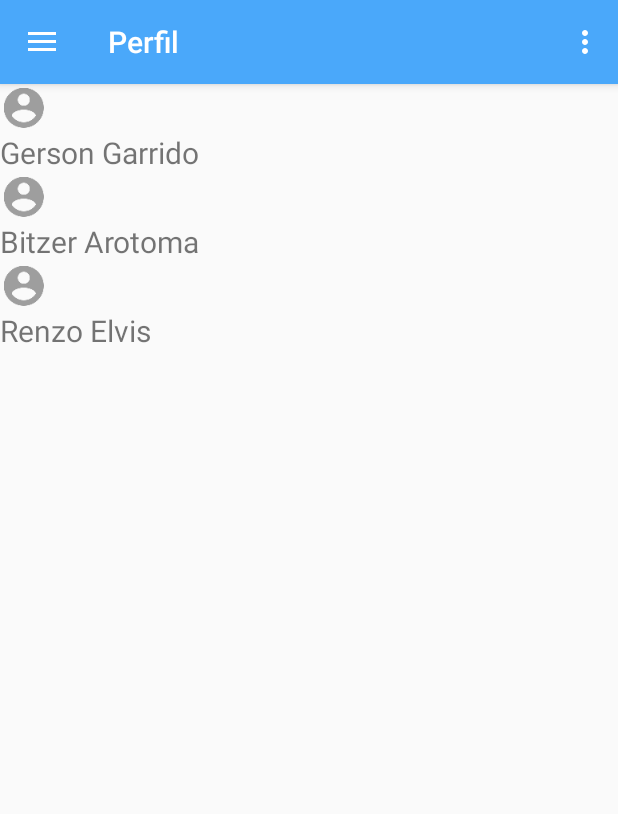
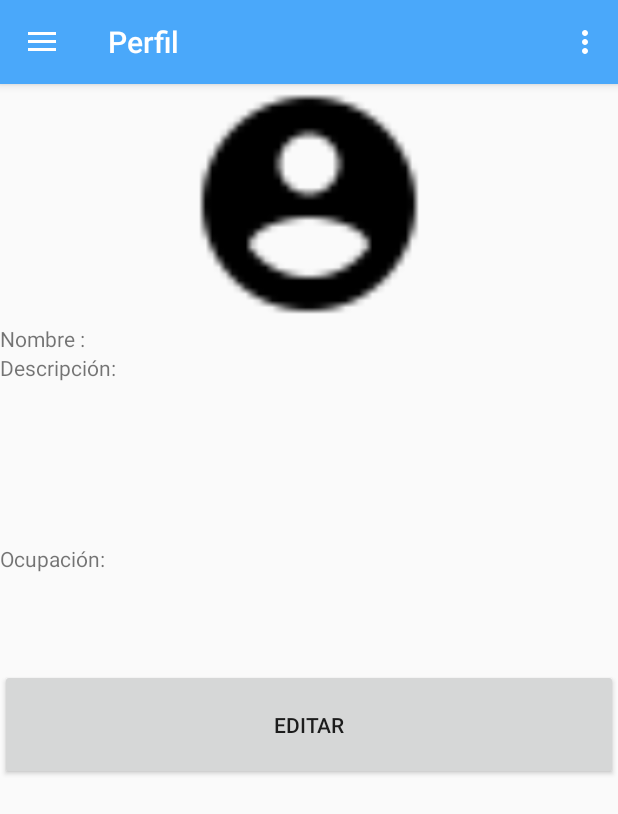
Before and after one commit to gersongams/TucuTeam, an Android app: the screen it shows after launch once a user with an empty profile is signed in (NavigationDrawer), after a tap on "Perfil", on a phone screen of 412 x 824 dp. Shown: the top 814 px of the screen. Run offline under Robolectric (Android 15) with nearby library versions, the phone set to English and light mode, and no system bars; our stand-ins replace Firebase (no records; nobody signed in at launch, a user with empty details on screens opened directly); 1 statement that could not run was skipped; 1 other tap on this screen came first.

Commit message:
Agregando Perfil ....

```diff
--- a/app/src/main/java/pe/ggarridomuni/tucuteam/NavigationDrawer.java
+++ b/app/src/main/java/pe/ggarridomuni/tucuteam/NavigationDrawer.java
@@ -23,6 +23,7 @@ import com.google.firebase.auth.FirebaseAuth;
 import pe.ggarridomuni.tucuteam.fragment.ContactosFragment;
 import pe.ggarridomuni.tucuteam.fragment.MisPostsFragmentLista;
 import pe.ggarridomuni.tucuteam.fragment.MisTopPostsFragmentLista;
+import pe.ggarridomuni.tucuteam.fragment.PerfilFragment;
 import pe.ggarridomuni.tucuteam.fragment.Posts;
 import pe.ggarridomuni.tucuteam.fragment.RecentPostsFragmentLista;
 
@@ -34,10 +35,9 @@ public class NavigationDrawer extends AppCompatActivity
         super.onCreate(savedInstanceState);
         setContentView(R.layout.activity_navigation_drawer2);
         Toolbar toolbar = (Toolbar) findViewById(R.id.toolbar);
+
         toolbar.setTitle("Contactos");
         setSupportActionBar(toolbar);
-
-
 
 
 
@@ -160,7 +160,7 @@ public class NavigationDrawer extends AppCompatActivity
 
             case R.id.nav_profile:
                 fragmentTransaction = true;
-                fragment = new ContactosFragment();
+                fragment = new PerfilFragment();
                 floatButtom.setVisibility(View.GONE);
                 break;
             case R.id.nav_contactos:
@@ -169,6 +169,7 @@ public class NavigationDrawer extends AppCompatActivity
                 floatButtom.setVisibility(View.GONE);
                 break;
             case R.id.nav_posts:
+
                 tabLayout.setVisibility(View.VISIBLE);
                 mViewPager.setVisibility(View.VISIBLE);
                 fragmentTransaction = true;
--- /dev/null
+++ b/app/src/main/java/pe/ggarridomuni/tucuteam/fragment/PerfilFragment.java
@@ -0,0 +1,25 @@
+package pe.ggarridomuni.tucuteam.fragment;
+import android.os.Bundle;
+import android.support.v4.app.Fragment;
+import android.view.LayoutInflater;
+import android.view.View;
+import android.view.ViewGroup;
+
+import pe.ggarridomuni.tucuteam.R;
+
+/**
+ * Created by shinji on 5/22/17.
+ */
+
+public class PerfilFragment extends Fragment {
+    public PerfilFragment() {
+        // Required empty public constructor
+    }
+
+    @Override
+    public View onCreateView(LayoutInflater inflater, ViewGroup container,
+                             Bundle savedInstanceState) {
+        // Inflate the layout for this fragment
+        return inflater.inflate(R.layout.fragment_perfil, container, false);
+    }
+}
--- a/app/src/main/res/layout/app_bar_navigation_drawer2.xml
+++ b/app/src/main/res/layout/app_bar_navigation_drawer2.xml
@@ -24,7 +24,6 @@
     </android.support.design.widget.AppBarLayout>
 
     <include layout="@layout/content_navigation_drawer2" />
-
     <android.support.design.widget.FloatingActionButton
         android:id="@+id/fab_new_post"
         android:layout_width="wrap_content"
@@ -32,6 +31,6 @@
         android:layout_alignParentBottom="true"
         android:layout_alignParentRight="true"
         android:layout_gravity="bottom|end"
-        android:src="@drawable/ic_image_edit"
-        android:layout_margin="16dp"/>
+        android:layout_margin="16dp"
+        android:src="@drawable/ic_image_edit" />
 </android.support.design.widget.CoordinatorLayout>
--- /dev/null
+++ b/app/src/main/res/layout/fragment_perfil.xml
@@ -0,0 +1,53 @@
+<?xml version="1.0" encoding="utf-8"?>
+<LinearLayout xmlns:android="http://schemas.android.com/apk/res/android"
+    xmlns:app="http://schemas.android.com/apk/res-auto"
+    android:layout_width="match_parent"
+    android:layout_height="wrap_content"
+    android:orientation="vertical"
+    xmlns:tools="http://schemas.android.com/tools">
+
+
+    <ImageView
+        android:id="@+id/imageView"
+        android:layout_width="match_parent"
+        android:layout_height="160dp"
+        app:srcCompat="@drawable/ic_account_circle_black_24dp" />
+
+
+    <TextView
+        android:id="@+id/nombre"
+        android:layout_width="match_parent"
+        android:layout_height="wrap_content"
+        android:ems="10"
+        android:inputType="textPersonName"
+        android:text="Nombre : " />
+
+
+    <TextView
+        android:id="@+id/descripcion"
+        android:layout_width="match_parent"
+        android:layout_height="127dp"
+        android:ems="10"
+        android:inputType="textPersonName"
+        android:text="Descripción:" />
+
+
+    <TextView
+        android:id="@+id/ocupacion"
+        android:layout_width="match_parent"
+        android:layout_height="wrap_content"
+        android:ems="10"
+        android:inputType="textPersonName"
+        android:text="Ocupación:" />
+
+    <ListView
+        android:id="@+id/listIntereses"
+        android:layout_width="match_parent"
+        android:layout_height="64dp" />
+
+    <Button
+        android:id="@+id/button2"
+        android:layout_width="match_parent"
+        android:layout_height="74dp"
+        android:text="Editar" />
+</LinearLayout>
```
Also changed, not shown: app/src/main/res/layout/fragment_contactos.xml (indentation only).
